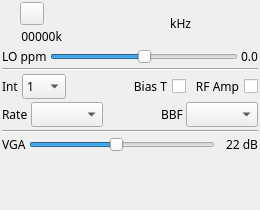
This is plugins/samplesink/hackrfoutput/hackrfoutputgui.ui in f4exb/sdrangel as Qt 5 draws it before an edit. The edited form follows.
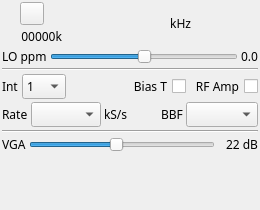
This is the edited form. Icons and pictures are not drawn. Custom widgets are drawn as their Qt base class.

The edit to the form file:
```diff
--- a/plugins/samplesink/hackrfoutput/hackrfoutputgui.ui
+++ b/plugins/samplesink/hackrfoutput/hackrfoutputgui.ui
@@ -327,26 +327,32 @@
      </item>
      <item row="0" column="1">
       <widget class="QComboBox" name="sampleRate">
+       <property name="maximumSize">
+        <size>
+         <width>70</width>
+         <height>16777215</height>
+        </size>
+       </property>
        <property name="toolTip">
         <string>Device sample rate</string>
        </property>
       </widget>
      </item>
-     <item row="0" column="3">
+     <item row="0" column="4">
       <widget class="QLabel" name="bbFiltLabel">
        <property name="text">
         <string>BBF</string>
        </property>
       </widget>
      </item>
-     <item row="0" column="4">
+     <item row="0" column="5">
       <widget class="QComboBox" name="bbFilter">
        <property name="toolTip">
         <string>RF bandpas filter</string>
        </property>
       </widget>
      </item>
-     <item row="0" column="2">
+     <item row="0" column="3">
       <spacer name="horizontalSpacer">
        <property name="orientation">
         <enum>Qt::Horizontal</enum>
@@ -359,6 +365,13 @@
        </property>
       </spacer>
      </item>
+     <item row="0" column="2">
+      <widget class="QLabel" name="sampleRateUnits">
+       <property name="text">
+        <string>kS/s</string>
+       </property>
+      </widget>
+     </item>
     </layout>
    </item>
    <item>
```
